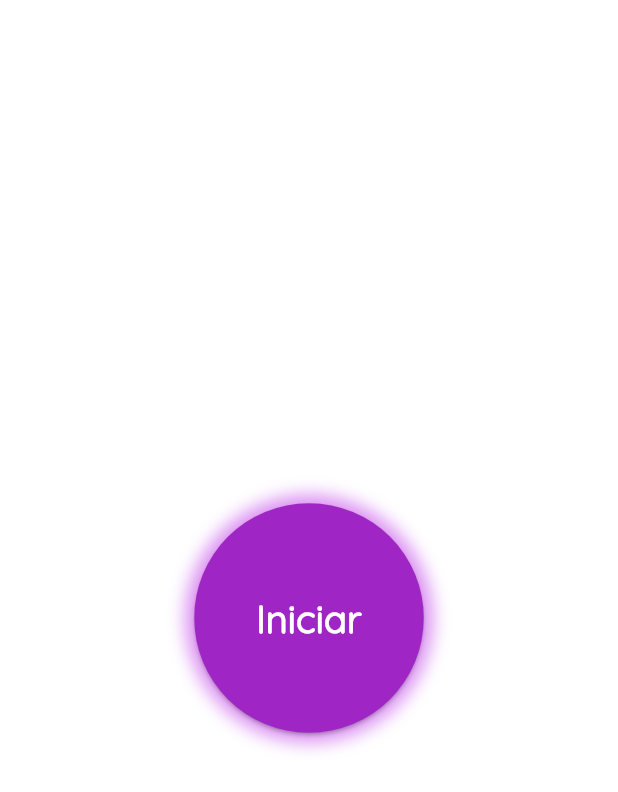
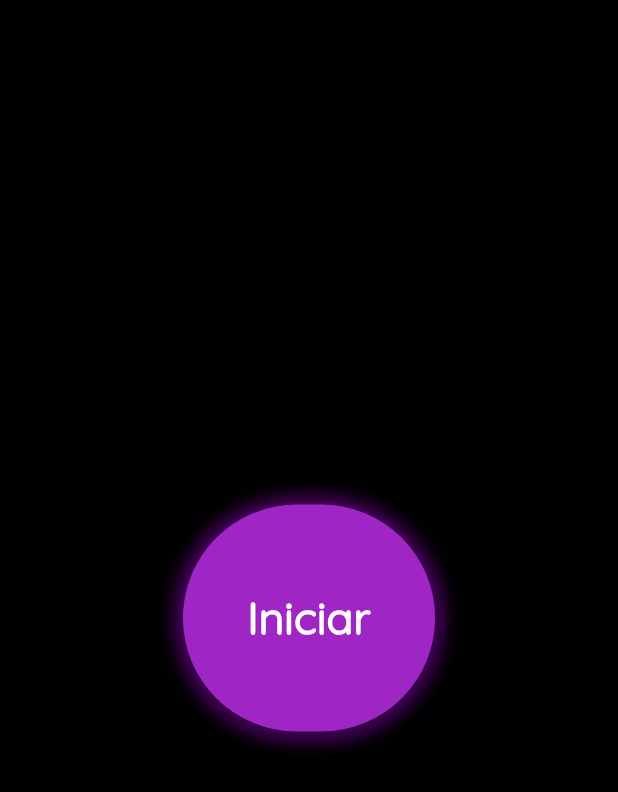
Before and after one commit to EmmaDev-1/Juego_AdivinaElNumero, a Flutter app: the screen it shows after launch, on a phone screen of 412 x 824 dp. Shown: the top 792 px of the screen. Run offline on Flutter 3.47's test engine with Material 3 defaults, Android fonts, the light colour scheme and no system bars; Roboto replaces fonts that are missing (QuickSand).

Commit message:
Actualización Pantalla "homePage"
Se actualizaron aspecto pequeños como tamaños del font, etc.

```diff
--- a/adivina_el_numero_desafio/lib/pages/home/homePage.dart
+++ b/adivina_el_numero_desafio/lib/pages/home/homePage.dart
@@ -1,3 +1,5 @@
+import 'package:adivina_el_numero_desafio/navegation/animations/slideToSide.dart';
+import 'package:adivina_el_numero_desafio/pages/game/gamePage.dart';
 import 'package:flutter/material.dart';
 
 class homePage extends StatefulWidget {
@@ -12,7 +14,7 @@ class _homePageState extends State<homePage> {
   Widget build(BuildContext context) {
     return MaterialApp(
       home: Scaffold(
-        backgroundColor: Color.fromARGB(255, 255, 255, 255),
+        backgroundColor: Color.fromARGB(255, 0, 0, 0),
         body: Center(
           child: BreathingButton(),
         ),
@@ -52,8 +54,8 @@ class _BreathingButtonState extends State<BreathingButton>
         );
       },
       child: Container(
-        width: 150,
-        height: 150,
+        height: MediaQuery.of(context).size.height * 0.18,
+        width: MediaQuery.of(context).size.width * 0.4,
         decoration: BoxDecoration(
           borderRadius: BorderRadius.circular(100),
           boxShadow: const [
@@ -67,7 +69,10 @@ class _BreathingButtonState extends State<BreathingButton>
         ),
         child: ElevatedButton(
           onPressed: () {
-            // Acción a realizar cuando se presione el botón
+            Navigator.push(
+              context,
+              crearRuta(context, gamePage()),
+            );
           },
           style: ElevatedButton.styleFrom(
             backgroundColor: Color(0xFF9F26C4),
@@ -76,7 +81,7 @@ class _BreathingButtonState extends State<BreathingButton>
             'Iniciar',
             textAlign: TextAlign.center,
             style: TextStyle(
-              fontSize: MediaQuery.of(context).size.width * 0.06,
+              fontSize: MediaQuery.of(context).size.width * 0.07,
               fontWeight: FontWeight.bold,
               fontFamily: 'QuickSand',
               color: Color.fromARGB(255, 255, 255, 255),
```
